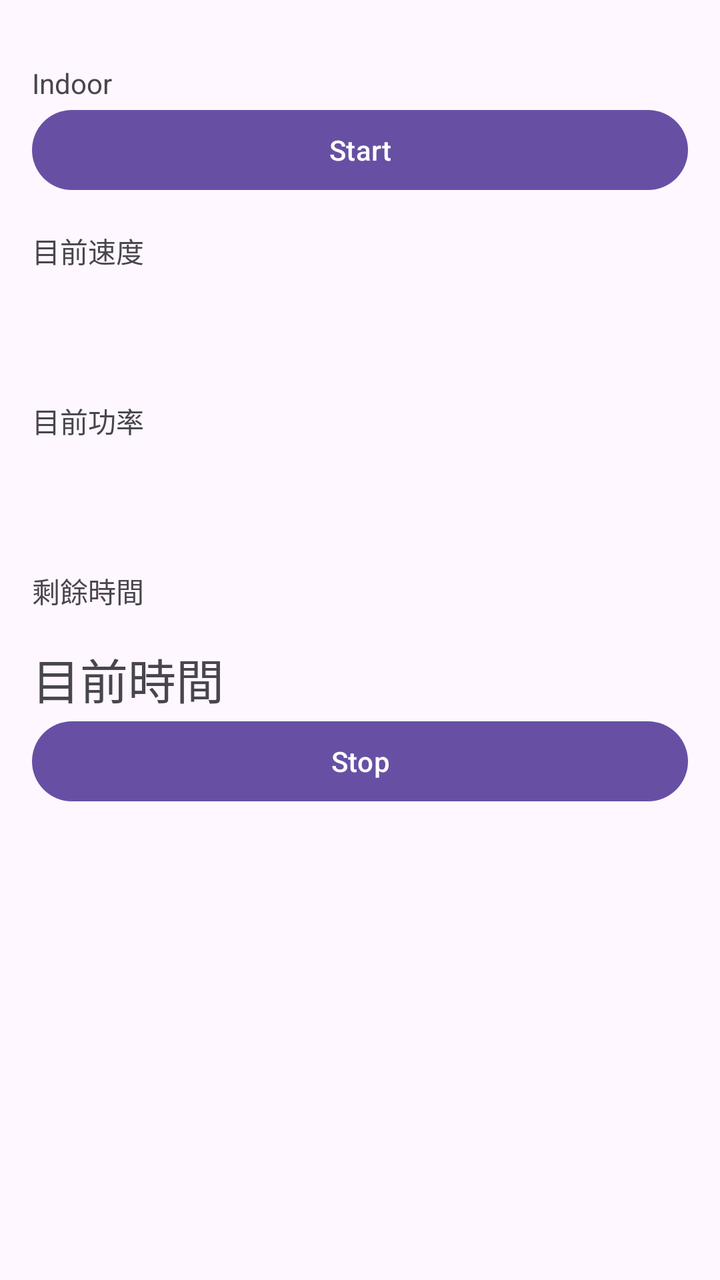
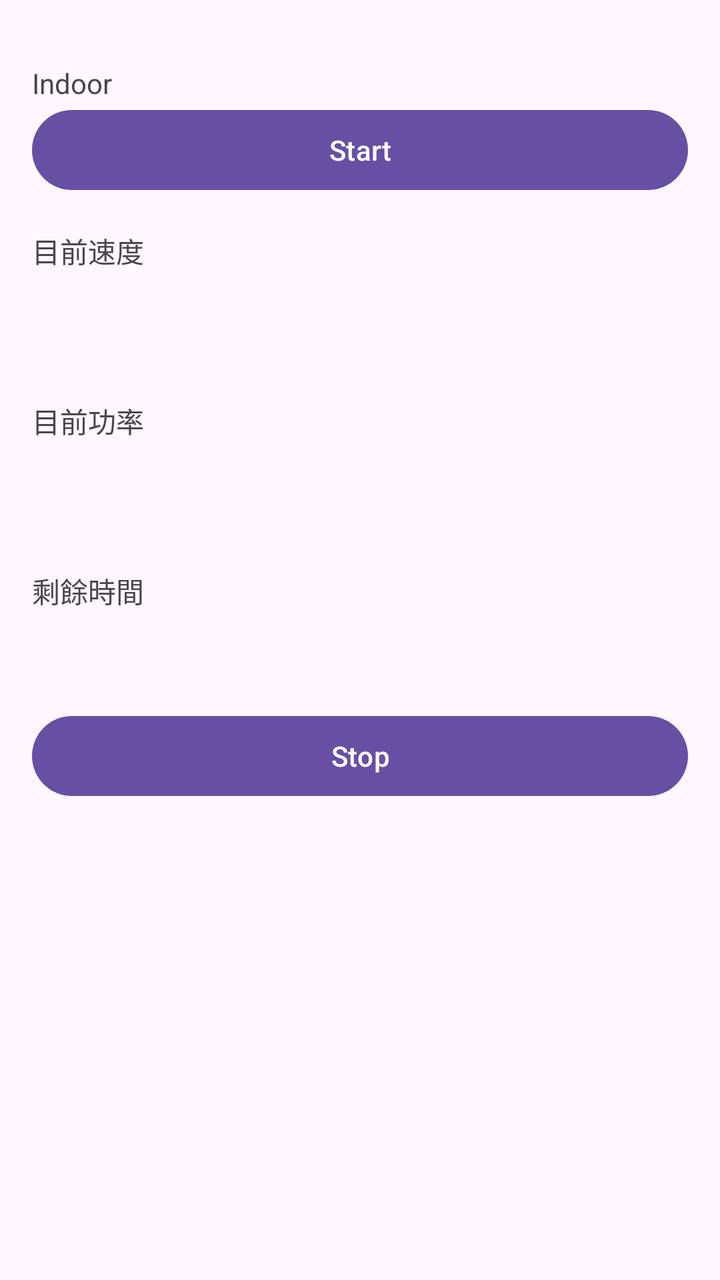

An Android layout rendered at two revisions. The XML below is the earlier revision; the diff shows what the commit changed to produce the second picture.
<!-- AndroidManifest.xml: application theme Theme.BmiCalculator -->
<!-- res/layout/activity_indoor.xml -->
<?xml version="1.0" encoding="utf-8"?>
<ScrollView xmlns:android="http://schemas.android.com/apk/res/android"
    android:layout_width="match_parent"
    android:layout_height="match_parent">

    <LinearLayout
        android:layout_width="match_parent"
        android:layout_height="wrap_content"
        android:orientation="vertical"
        android:padding="16dp">

        <TextView
            android:layout_width="match_parent"
            android:layout_height="wrap_content"
            android:text="@string/Indoor"
            android:paddingTop="16dp"/>

        <Button
            android:id="@+id/buttonStart"
            android:layout_width="match_parent"
            android:layout_height="wrap_content"
            android:text="@string/start" />

        <TextView
            android:layout_width="match_parent"
            android:layout_height="wrap_content"
            android:text="@string/now_speed"
            android:paddingTop="16dp"/>

        <TextView
            android:id="@+id/textViewSpeed"
            android:layout_width="match_parent"
            android:layout_height="wrap_content"
            android:paddingTop="16dp"
            android:textSize="24sp" />

        <TextView
            android:layout_width="match_parent"
            android:layout_height="wrap_content"
            android:text="@string/now_power"
            android:paddingTop="16dp"/>

        <TextView
            android:id="@+id/powerDataTextView"
            android:layout_width="match_parent"
            android:layout_height="wrap_content"
            android:paddingTop="16dp"
            android:textSize="24sp" />

        <TextView
            android:layout_width="match_parent"
            android:layout_height="wrap_content"
            android:text="@string/remain_time"
            android:paddingTop="16dp"/>

        <TextView
            android:id="@+id/textViewTime"
            android:layout_width="match_parent"
            android:layout_height="wrap_content"
            android:text="@string/now_time"
            android:paddingTop="16dp"
            android:textSize="24sp" />

        <Button
            android:id="@+id/buttonPause"
            android:layout_width="match_parent"
            android:layout_height="wrap_content"
            android:text="@string/pause" />

    </LinearLayout>
</ScrollView>
<!-- resources referenced by this layout -->
<resources>
  <string name="Indoor">Indoor</string>
  <string name="now_power">目前功率</string>
  <string name="now_speed">目前速度</string>
  <string name="now_time">目前時間</string>
  <string name="pause">Stop</string>
  <string name="remain_time">剩餘時間</string>
  <string name="start">Start</string>
  <style name="Theme.BmiCalculator" parent="Base.Theme.BmiCalculator" />
  <style name="Base.Theme.BmiCalculator" parent="Theme.Material3.DayNight.NoActionBar">
          
          
      </style>
</resources>

<!-- the commit's change to res/layout/activity_indoor.xml (unified diff, before → after) -->
@@ -57,7 +57,6 @@
             android:id="@+id/textViewTime"
             android:layout_width="match_parent"
             android:layout_height="wrap_content"
-            android:text="@string/now_time"
             android:paddingTop="16dp"
             android:textSize="24sp" />
 
<!-- resource entries referenced after the edit -->
@@ -3,7 +3,6 @@
   <string name="Indoor">Indoor</string>
   <string name="now_power">目前功率</string>
   <string name="now_speed">目前速度</string>
-  <string name="now_time">目前時間</string>
   <string name="pause">Stop</string>
   <string name="remain_time">剩餘時間</string>
   <string name="start">Start</string>
